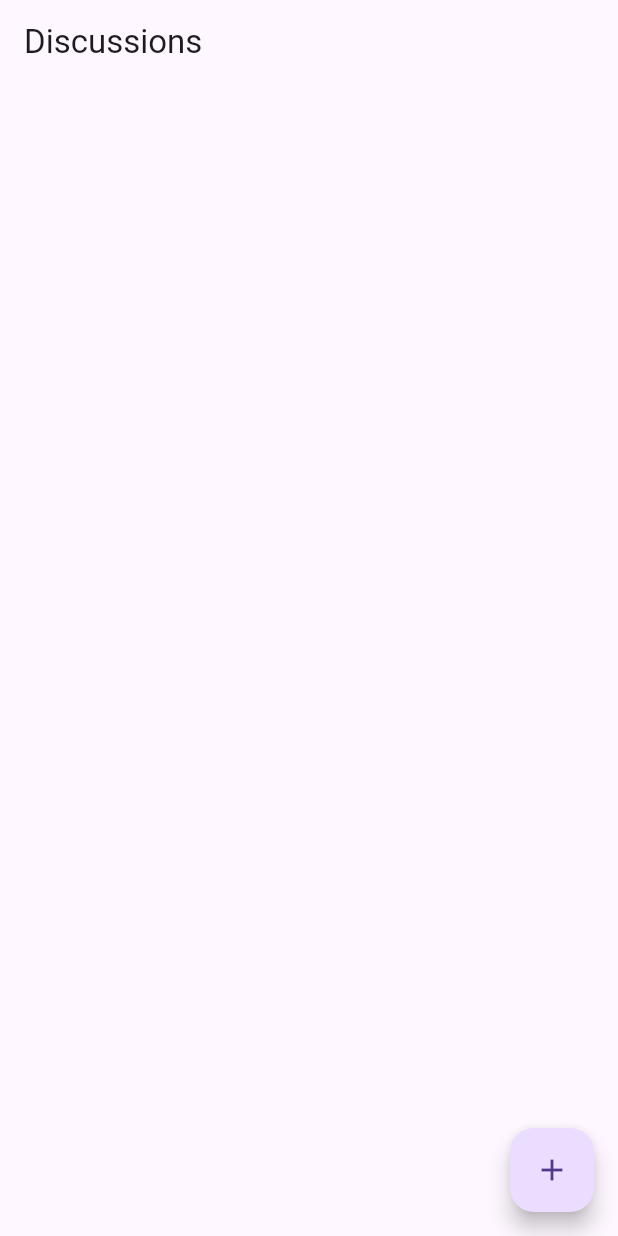
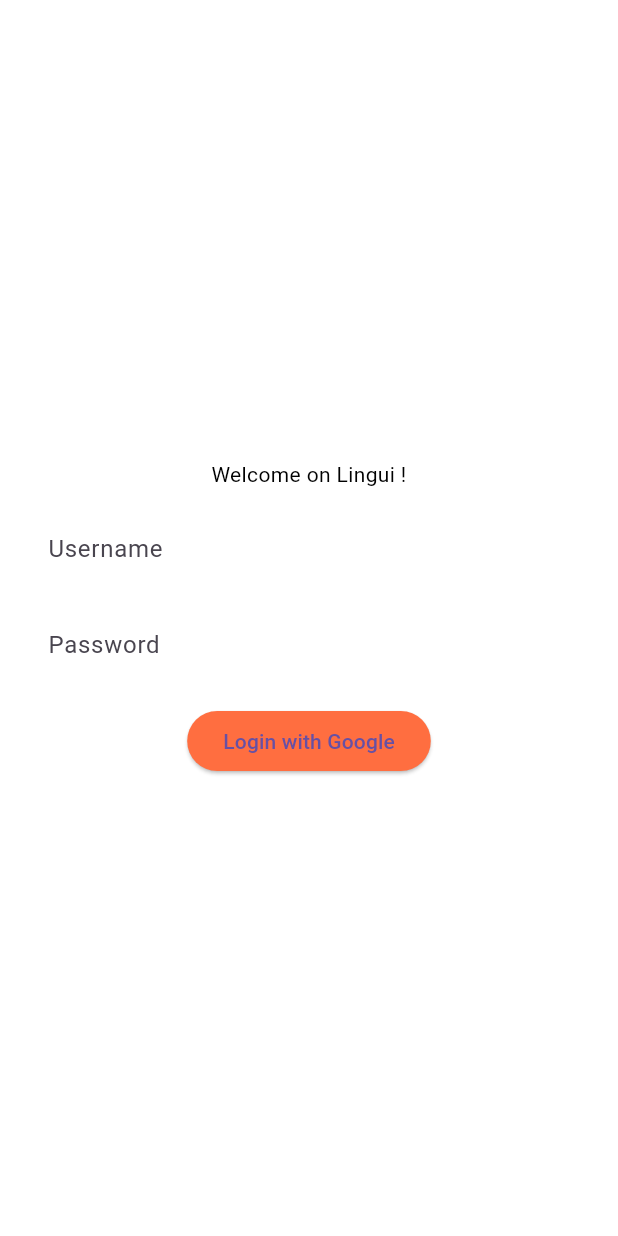
Before and after one commit to EliteWise/lingui_mobile, a Flutter app: the screen it shows after launch, on a phone screen of 412 x 824 dp. Run offline on Flutter 3.47's test engine with Material 3 defaults, Android fonts, the phone set to English and light mode, and no system bars.

Commit message:
Login Page: Implement basic components

```diff
--- a/lib/main.dart
+++ b/lib/main.dart
@@ -1,5 +1,6 @@
 import 'package:flutter/material.dart';
 import 'package:lingui_mobile/views/discussion_page.dart';
+import 'package:lingui_mobile/views/login_page.dart';
 
 void main() {
   runApp(const LinguiMobile());
@@ -16,7 +17,7 @@ class LinguiMobile extends StatelessWidget {
         primarySwatch: Colors.blue,
         visualDensity: VisualDensity.adaptivePlatformDensity,
       ),
-      home: DiscussionPage(),
+      home: LoginPage(),
     );
   }
 
--- a/lib/views/discussion_page.dart
+++ b/lib/views/discussion_page.dart
@@ -58,7 +58,7 @@ class _DiscussionPageState extends State<DiscussionPage> {
               id: '',
               title: 'Discussion',
               participants: ["Participant"],
-              lastMessage: '',
+              lastMessage: '?',
               lastMessageTime: DateTime.now(),
               isRead: false,
               type: 'individual',
--- /dev/null
+++ b/lib/views/login_page.dart
@@ -0,0 +1,61 @@
+import 'package:flutter/cupertino.dart';
+import 'package:flutter/material.dart';
+
+class LoginPage extends StatelessWidget {
+  const LoginPage({Key? key}) : super(key: key);
+
+  @override
+  Widget build(BuildContext context) {
+    return Material(
+      child: Container(
+        alignment: Alignment.center,
+        color: Colors.white,
+        padding: const EdgeInsets.all(16.0),
+        child: Center(
+          child: Column(
+            mainAxisAlignment: MainAxisAlignment.center,
+            crossAxisAlignment: CrossAxisAlignment.center,
+            mainAxisSize: MainAxisSize.min, // Minimizes the size of Column to its children
+            children: [
+              const Text(
+                "Welcome on Lingui !",
+                style: TextStyle(
+                  color: Colors.black,
+                  decoration: TextDecoration.none,
+                ),
+                textAlign: TextAlign.center, // Center align the text
+              ),
+              const SizedBox(height: 16.0), // Add space between elements
+              const TextField(
+                decoration: InputDecoration(
+                  hintText: 'Username',
+                  border: InputBorder.none,
+                  filled: true,
+                  fillColor: Colors.white,
+                ),
+              ),
+              const SizedBox(height: 16.0), // Add space between elements
+              const TextField(
+                decoration: InputDecoration(
+                  hintText: 'Password',
+                  border: InputBorder.none,
+                  filled: true,
+                  fillColor: Colors.white,
+                ),
+                obscureText: true,
+              ),
+              const SizedBox(height: 16.0), // Add space between elements
+              ElevatedButton(
+                style: const ButtonStyle(
+                  backgroundColor: MaterialStatePropertyAll(Colors.deepOrangeAccent),
+                ),
+                onPressed: () => print("pressed"),
+                child: const Text("Login with Google"),
+              ),
+            ],
+          ),
+        ),
+      ),
+    );
+  }
+}
```
Also changed, not shown: lib/views/profile_page.dart (added).
